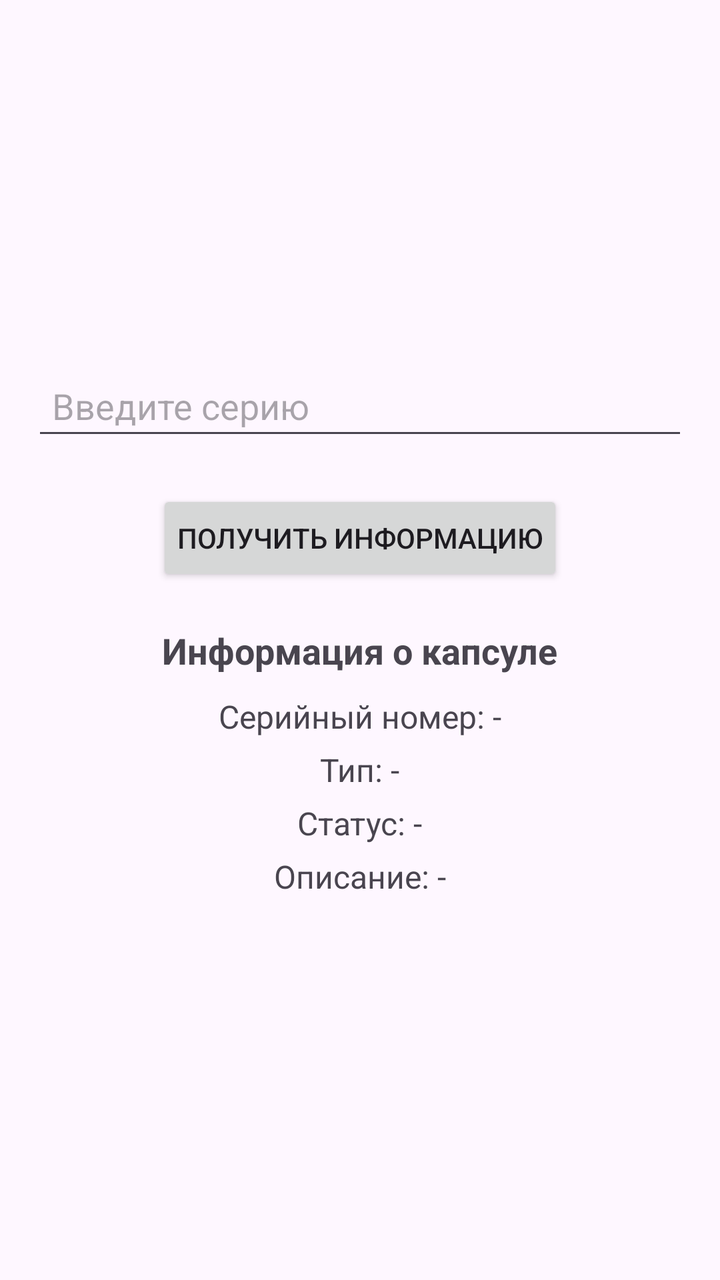
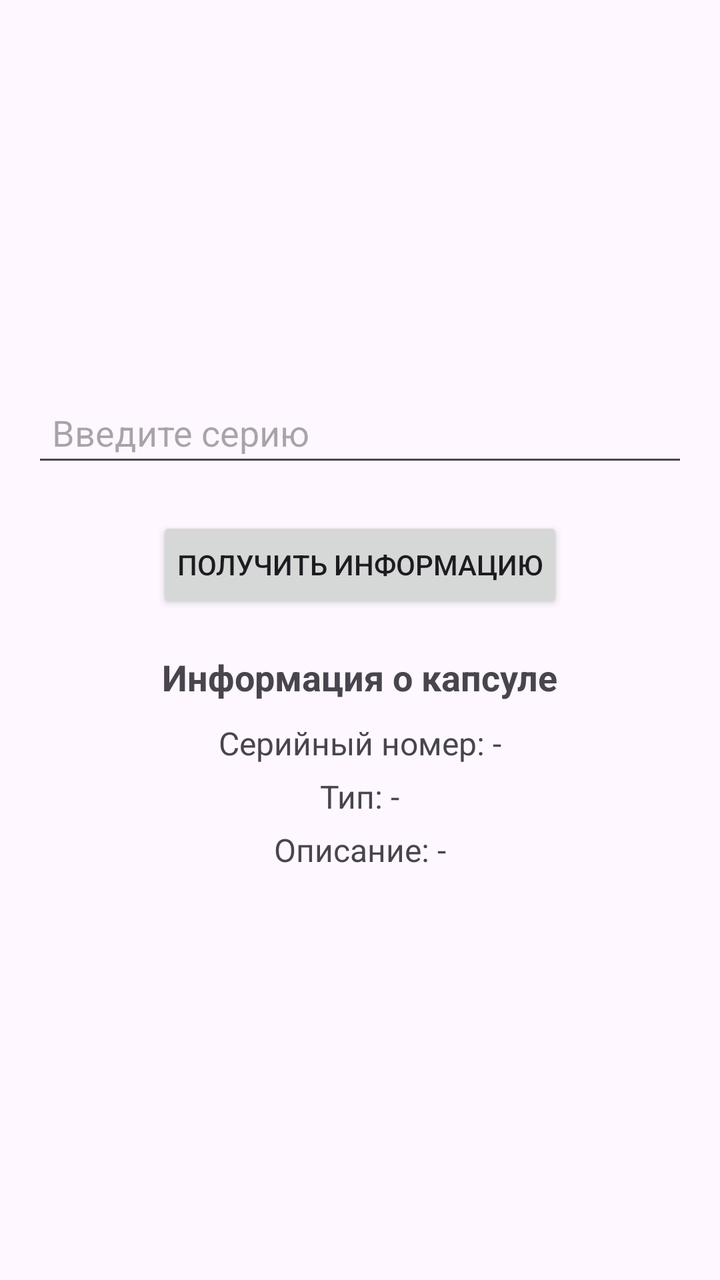

Compare the two renders of this Android layout. The source of the first and the diff that turns it into the second are given below.
<!-- AndroidManifest.xml: application theme Theme.ViewBindingAndroid -->
<!-- res/layout/activity_main.xml -->
<LinearLayout xmlns:android="http://schemas.android.com/apk/res/android"
    android:layout_width="match_parent"
    android:layout_height="match_parent"
    android:orientation="vertical"
    android:padding="16dp"
    android:gravity="center">

    <EditText
        android:id="@+id/urlEditText"
        android:layout_width="match_parent"
        android:layout_height="wrap_content"
        android:hint="Введите серию"
        android:inputType="textUri"
        android:padding="10dp"
        android:layout_marginBottom="20dp"/>

    <Button
        android:id="@+id/scanButton"
        android:layout_width="wrap_content"
        android:layout_height="wrap_content"
        android:text="Получить информацию"
        android:padding="10dp"
        android:layout_marginBottom="20dp" />

    <TextView
        android:layout_width="wrap_content"
        android:layout_height="wrap_content"
        android:text="Информация о капсуле"
        android:textSize="18sp"
        android:textStyle="bold"
        android:layout_marginBottom="10dp"/>

    <TextView
        android:id="@+id/capsuleSerial"
        android:layout_width="wrap_content"
        android:layout_height="wrap_content"
        android:text="Серийный номер: -"
        android:textSize="16sp"
        android:layout_marginBottom="5dp"/>

    <TextView
        android:id="@+id/capsuleType"
        android:layout_width="wrap_content"
        android:layout_height="wrap_content"
        android:text="Тип: -"
        android:textSize="16sp"
        android:layout_marginBottom="5dp"/>

    <TextView
        android:id="@+id/capsuleStatus"
        android:layout_width="wrap_content"
        android:layout_height="wrap_content"
        android:text="Статус: -"
        android:textSize="16sp"
        android:layout_marginBottom="5dp"/>

    <TextView
        android:id="@+id/capsuleDetails"
        android:layout_width="wrap_content"
        android:layout_height="wrap_content"
        android:text="Описание: -"
        android:textSize="16sp"
        android:layout_marginBottom="10dp"/>

</LinearLayout>
<!-- resources referenced by this layout -->
<resources>
  <style name="Theme.ViewBindingAndroid" parent="Base.Theme.ViewBindingAndroid" />
  <style name="Base.Theme.ViewBindingAndroid" parent="Theme.Material3.DayNight.NoActionBar">
          
          
      </style>
</resources>

<!-- the commit's change to res/layout/activity_main.xml (unified diff, before → after) -->
@@ -46,13 +46,6 @@
         android:textSize="16sp"
         android:layout_marginBottom="5dp"/>
 
-    <TextView
-        android:id="@+id/capsuleStatus"
-        android:layout_width="wrap_content"
-        android:layout_height="wrap_content"
-        android:text="Статус: -"
-        android:textSize="16sp"
-        android:layout_marginBottom="5dp"/>
 
     <TextView
         android:id="@+id/capsuleDetails"
